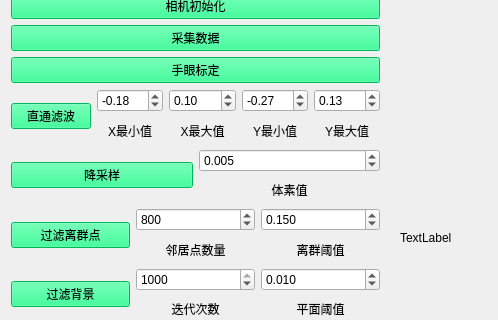
The window that project_qt.ui (SneakyLearning/project_qt) describes before a commit, drawn with Qt 5; both pictures show x 0 to 498 and y 98 to 418 of the 1252 by 679 pixel window.
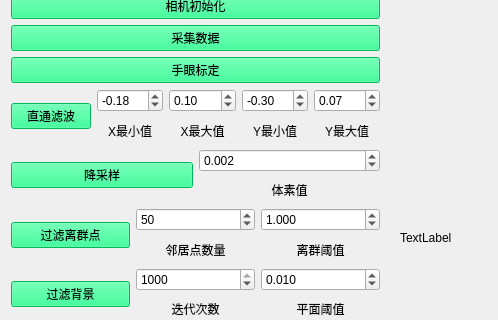
The same window after the commit. Custom widgets are drawn as their Qt base class.

Diff of the .ui file:
```diff
--- a/project_qt.ui
+++ b/project_qt.ui
@@ -166,7 +166,7 @@
             <double>0.010000000000000</double>
            </property>
            <property name="value">
-            <double>-0.270000000000000</double>
+            <double>-0.300000000000000</double>
            </property>
           </widget>
          </item>
@@ -196,7 +196,7 @@
             <double>0.010000000000000</double>
            </property>
            <property name="value">
-            <double>0.130000000000000</double>
+            <double>0.070000000000000</double>
            </property>
           </widget>
          </item>
@@ -240,7 +240,7 @@
             <double>0.001000000000000</double>
            </property>
            <property name="value">
-            <double>0.005000000000000</double>
+            <double>0.002000000000000</double>
            </property>
           </widget>
          </item>
@@ -278,7 +278,7 @@
             <number>1000</number>
            </property>
            <property name="value">
-            <number>800</number>
+            <number>50</number>
            </property>
            <property name="displayIntegerBase">
             <number>10</number>
@@ -311,7 +311,7 @@
             <double>0.001000000000000</double>
            </property>
            <property name="value">
-            <double>0.150000000000000</double>
+            <double>1.000000000000000</double>
            </property>
           </widget>
          </item>
```
